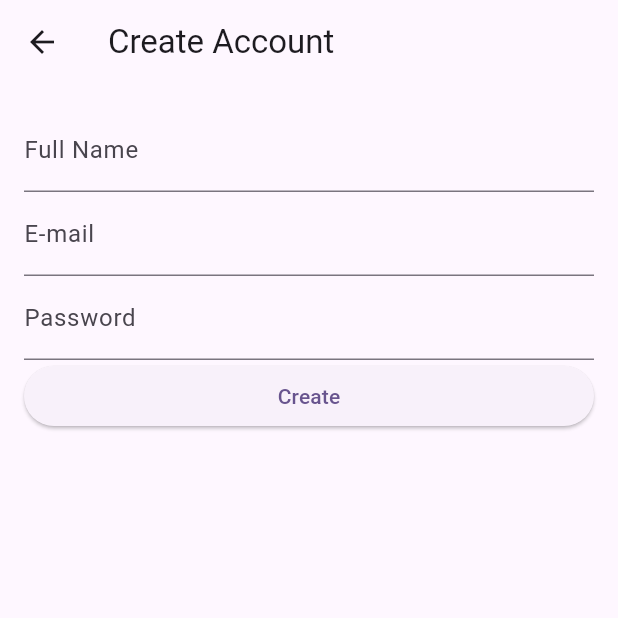
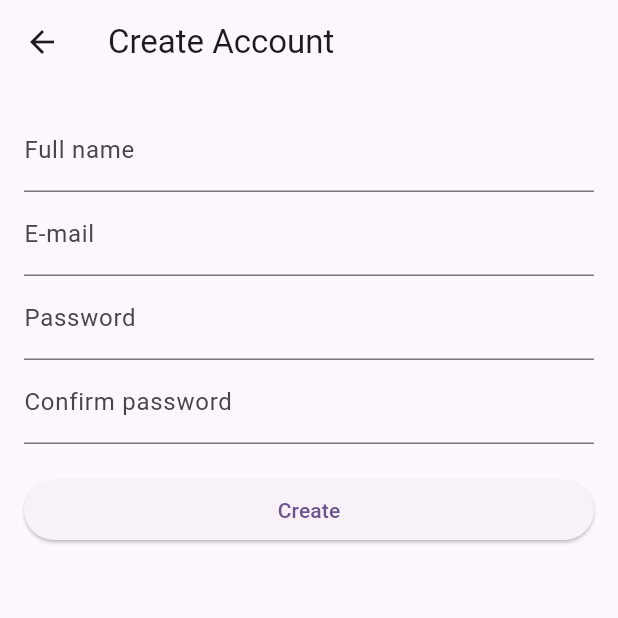
Before and after one commit to kamijidias/Flutter-Projects, a Flutter app: the screen it shows after launch, after a tap on "Create Account", on a phone screen of 412 x 824 dp, the top half of it. Run offline on Flutter 3.47's test engine with Material 2 defaults, Android fonts, the phone set to English and light mode, and no system bars; our stand-ins replace firebase_auth, firebase_core, shared_preferences; accounts and stored records are empty; network calls fail.

Commit message:
Ajustado a estrutura das pages para uma pasta separada, melhorado interface do login e createaccount

```diff
--- a/login_fire_base/lib/main.dart
+++ b/login_fire_base/lib/main.dart
@@ -1,7 +1,7 @@
 import 'package:firebase_core/firebase_core.dart';
 import 'package:flutter/material.dart';
-import 'package:login_fire_base/auth_page.dart';
 import 'package:login_fire_base/firebase_options.dart';
+import 'package:login_fire_base/pages/auth_page.dart';
 
 void main() async {
   WidgetsFlutterBinding.ensureInitialized();
--- a/login_fire_base/lib/auth_page.dart
+++ b/login_fire_base/lib/pages/auth_page.dart
@@ -2,8 +2,9 @@ import 'dart:async';
 
 import 'package:flutter/material.dart';
 import 'package:firebase_auth/firebase_auth.dart';
-import 'package:login_fire_base/home_page.dart';
-import 'package:login_fire_base/login_page.dart';
+import 'package:login_fire_base/pages/home_page.dart';
+import 'package:login_fire_base/pages/login_page.dart';
+
 
 class AuthPage extends StatefulWidget {
   const AuthPage({super.key});
--- a/login_fire_base/lib/createaccount_page.dart
+++ b/login_fire_base/lib/pages/createaccount_page.dart
@@ -1,6 +1,6 @@
 import 'package:firebase_auth/firebase_auth.dart';
 import 'package:flutter/material.dart';
-import 'package:login_fire_base/auth_page.dart';
+import 'package:login_fire_base/pages/auth_page.dart';
 
 class CreateAccountPage extends StatefulWidget {
   const CreateAccountPage({super.key});
@@ -13,34 +13,46 @@ class _CreateAccountPageState extends State<CreateAccountPage> {
   final _nameController = TextEditingController();
   final _emailController = TextEditingController();
   final _passwordController = TextEditingController();
+  final _confirmPassword = TextEditingController();
   final _firebaseAuth = FirebaseAuth.instance;
+  final bool _seePassword = false;
 
   @override
   Widget build(BuildContext context) {
     return Scaffold(
       appBar: AppBar(
-        title: Text('Create Account'),
+        title: const Text('Create Account'),
       ),
       body: ListView(
-        padding: EdgeInsets.all(16),
+        padding: const EdgeInsets.all(16),
         children: [
           TextFormField(
             controller: _nameController,
-            decoration: InputDecoration(label: Text('Full Name')),
+            decoration: const InputDecoration(label: Text('Full name')),
           ),
           TextFormField(
             controller: _emailController,
-            decoration: InputDecoration(label: Text('E-mail')),
+            keyboardType: TextInputType.emailAddress,
+            decoration: const InputDecoration(label: Text('E-mail')),
           ),
           TextFormField(
             controller: _passwordController,
-            decoration: InputDecoration(label: Text('Password')),
+            keyboardType: TextInputType.visiblePassword,
+            obscureText: !_seePassword,
+            decoration: const InputDecoration(label: Text('Password')),
           ),
+          TextFormField(
+            controller: _confirmPassword,
+            keyboardType: TextInputType.visiblePassword,
+            obscureText: !_seePassword,
+            decoration: const InputDecoration(label: Text('Confirm password')),
+          ),
+          const SizedBox(height: 20),
           ElevatedButton(
             onPressed: () {
               createUser();
             },
-            child: Text('Create'),
+            child: const Text('Create'),
           ),
         ],
       ),
@@ -48,26 +60,33 @@ class _CreateAccountPageState extends State<CreateAccountPage> {
   }
 
   createUser() async {
+    if (_passwordController.text != _confirmPassword.text) {
+      ScaffoldMessenger.of(context).showSnackBar(const SnackBar(
+        content: Text('Password and Confirm Password do not match'),
+        backgroundColor: Colors.redAccent,
+      ));
+      return;
+    }
+
     try {
       UserCredential userCredential =
           await _firebaseAuth.createUserWithEmailAndPassword(
               email: _emailController.text, password: _passwordController.text);
-      if (userCredential != null) {
-        userCredential.user!.updateDisplayName(_nameController.text);
-        Navigator.pushAndRemoveUntil(
-            context,
-            MaterialPageRoute(builder: (context) => AuthPage()),
-            (route) => false);
-      }
+      userCredential.user!.updateDisplayName(_nameController.text);
+      // ignore: use_build_context_synchronously
+      Navigator.pushAndRemoveUntil(
+          context,
+          MaterialPageRoute(builder: (context) => const AuthPage()),
+          (route) => false);
     } on FirebaseAuthException catch (e) {
-      if(e.code == 'weak-password') {
+      if (e.code == 'weak-password') {
         ScaffoldMessenger.of(context).showSnackBar(
           const SnackBar(
             content: Text('Weak password'),
             backgroundColor: Colors.redAccent,
           ),
         );
-      } else if (e.code == 'email-already-in-use'){
+      } else if (e.code == 'email-already-in-use') {
         ScaffoldMessenger.of(context).showSnackBar(
           const SnackBar(
             content: Text('Email already in use'),
--- a/login_fire_base/lib/login_page.dart
+++ b/login_fire_base/lib/pages/login_page.dart
@@ -1,7 +1,7 @@
 import 'package:firebase_auth/firebase_auth.dart';
 import 'package:flutter/material.dart';
-import 'package:login_fire_base/createaccount_page.dart';
-import 'package:login_fire_base/home_page.dart';
+import 'package:login_fire_base/pages/createaccount_page.dart';
+import 'package:login_fire_base/pages/home_page.dart';
 
 class LoginPage extends StatefulWidget {
   const LoginPage({super.key});
@@ -14,44 +14,61 @@ class _LoginPageState extends State<LoginPage> {
   final _emailController = TextEditingController();
   final _passwordController = TextEditingController();
   final _firebaseAuth = FirebaseAuth.instance;
+  bool _seePassword = false;
 
   @override
   Widget build(BuildContext context) {
     return Scaffold(
       appBar: AppBar(
-        title: Text("Login page"),
+        centerTitle: true,
+        title: const Text("Login"),
       ),
       body: ListView(
-        padding: EdgeInsets.all(16),
+        padding: const EdgeInsets.all(16),
         children: [
           TextFormField(
             controller: _emailController,
-            decoration: InputDecoration(
+            keyboardType: TextInputType.emailAddress,
+            decoration: const InputDecoration(
               label: Text('E-mail'),
+              hintText: 'Enter your email',
             ),
           ),
           TextFormField(
             controller: _passwordController,
+            obscureText: !_seePassword,
+            keyboardType: TextInputType.visiblePassword,
             decoration: InputDecoration(
-              label: Text('Password'),
-            ),
+                label: const Text('Password'),
+                hintText: 'Enter your password',
+                suffixIcon: IconButton(
+                  onPressed: () {
+                    setState(() {
+                      _seePassword = !_seePassword;
+                    });
+                  },
+                  icon: Icon(_seePassword
+                      ? Icons.visibility_off_outlined
+                      : Icons.visibility_outlined),
+                )),
           ),
+          const SizedBox(height: 20),
           ElevatedButton(
             onPressed: () {
               login();
             },
-            child: Text('Login'),
+            child: const Text('Login'),
           ),
           TextButton(
             onPressed: () {
               Navigator.push(
                 context,
                 MaterialPageRoute(
-                  builder: (context) => CreateAccountPage(),
+                  builder: (context) => const CreateAccountPage(),
                 ),
               );
             },
-            child: Text("Create Account"),
+            child: const Text("Create Account"),
           ),
         ],
       ),
@@ -60,15 +77,17 @@ class _LoginPageState extends State<LoginPage> {
 
   login() async {
     try {
+      // ignore: unused_local_variable
       UserCredential userCredential =
           await _firebaseAuth.signInWithEmailAndPassword(
         email: _emailController.text,
         password: _passwordController.text,
       );
+      // ignore: use_build_context_synchronously
       Navigator.pushReplacement(
         context,
         MaterialPageRoute(
-          builder: (context) => HomePage(),
+          builder: (context) => const HomePage(),
         ),
       );
     } on FirebaseAuthException catch (error) {
```
Also changed, not shown: login_fire_base/lib/home_page.dart (deleted, +0 -47 lines), login_fire_base/lib/pages/home_page.dart (added, +81 -0 lines).
